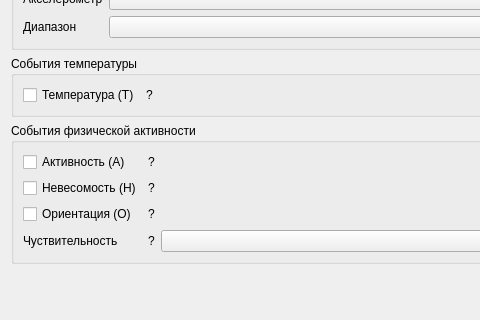
Above: device/res/frm_config_device.ui from mcsltd/mcs-inRat-monitor before the change; both pictures show x 0 to 480 and y 244 to 564 of the 623 by 564 pixel window. Below: the same form after it.
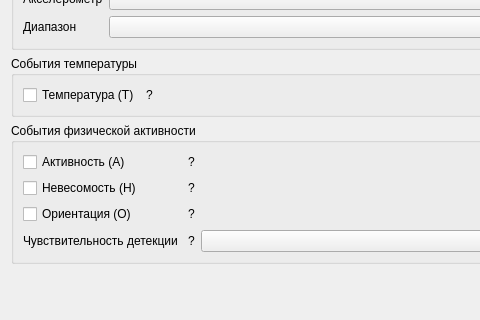
That is the form after the change.

Patch:
```diff
--- a/device/res/frm_config_device.ui
+++ b/device/res/frm_config_device.ui
@@ -183,7 +183,7 @@
           <item row="3" column="0">
            <widget class="QLabel" name="labelSens">
             <property name="text">
-             <string>Чуствительность </string>
+             <string>Чувствительность детекции </string>
             </property>
            </widget>
           </item>
```
Left out of the diff: 12 changed lines with no effect on the pictures.
